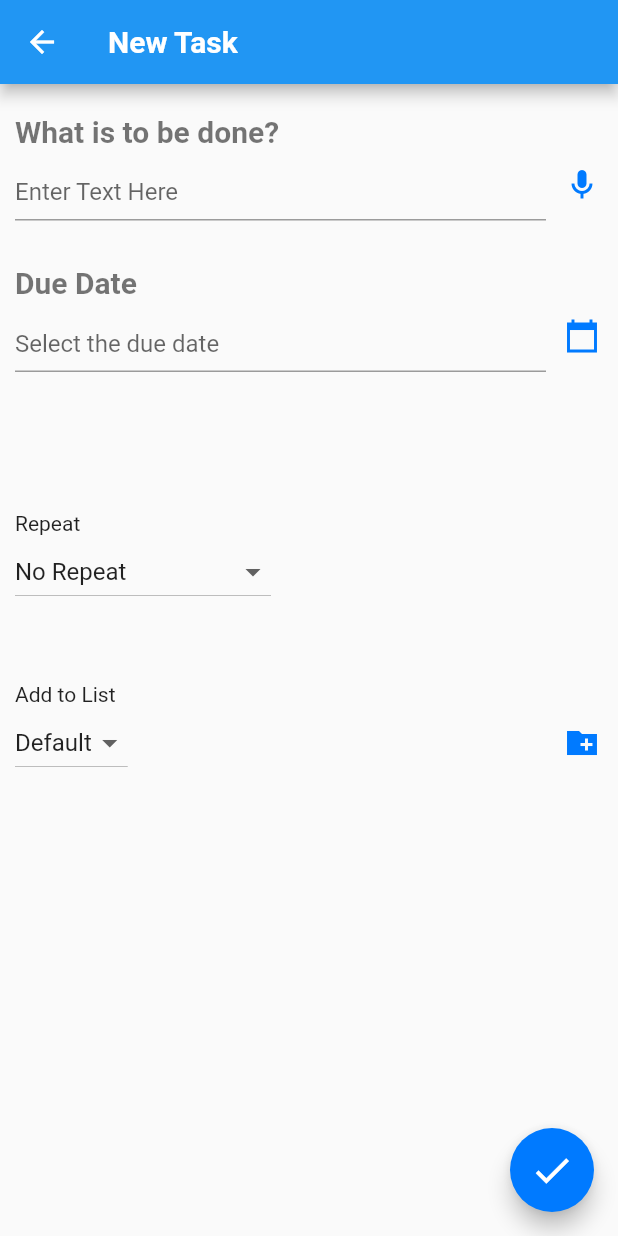
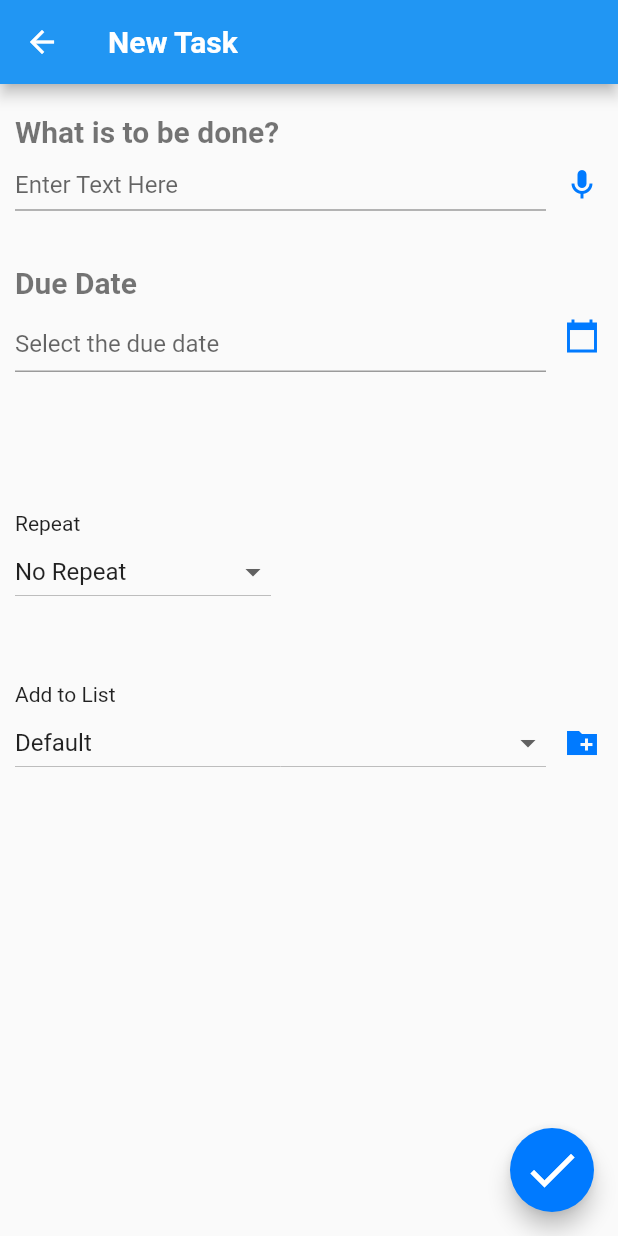
Before and after one commit to Tanay-10/ToDo-App, a Flutter app: the NewTaskScreen screen opened by its route, on a phone screen of 412 x 824 dp. Run offline on Flutter 3.47's test engine with Material 2 defaults, Android fonts, the phone set to English and light mode, and no system bars; our stand-ins replace shared_preferences, sqflite; accounts and stored records are empty.

Commit message:
Some improvements

```diff
--- a/lib/database/nativeDb.dart
+++ b/lib/database/nativeDb.dart
@@ -10,7 +10,7 @@ class NativeDatabaseService {
   static final NativeDatabaseService db = NativeDatabaseService();
 
   Database? _database;
-  String? path;
+  // String? path;
 
   Future<Database> get database async {
     if (database != null) return _database!;
--- a/lib/screens/new_task_screen.dart
+++ b/lib/screens/new_task_screen.dart
@@ -3,6 +3,9 @@ import 'package:flutter/material.dart';
 import 'package:shared_preferences/shared_preferences.dart';
 import 'package:todo/models/todo.dart';
 import 'package:intl/intl.dart';
+import 'package:todo/screens/routing.dart';
+
+import '../database/sqlite.dart';
 
 class NewTaskScreen extends StatefulWidget {
   const NewTaskScreen({Key? key}) : super(key: key);
@@ -26,6 +29,12 @@ class NewTaskScreen extends StatefulWidget {
 }
 
 class _NewTaskScreenState extends State<NewTaskScreen> {
+  String? taskName = "";
+  String dateString = "";
+  DateTime? selectedDate;
+  TimeOfDay? selectedTime;
+  int? selectedTaskListId;
+
   String themeTag = "white";
 
   DateTime? date = null;
@@ -187,11 +196,24 @@ class _NewTaskScreenState extends State<NewTaskScreen> {
           backgroundColor: CupertinoColors.systemBlue,
           child: Icon(
             Icons.check,
-            size: 30,
+            size: 40,
           ),
-          onPressed: () {
-            print("ToDo saved");
-            Navigator.pop(context, true);
+          onPressed: () async {
+            print("ToDo task saved");
+            // Map<String, dynamic> task = {
+            //   "taskListID": selectedTaskListId,
+            //   "parentTaskID": null,
+            //   "taskName": taskName,
+            //   "deadlineDate": selectedDate == null
+            //       ? null
+            //       : selectedDate!.millisecondsSinceEpoch,
+            //   // "deadlineTime":
+            //   //     selectedTime == null ? null : intFromTimeOfDay(selectedTime),
+            //   "isFinished": 0,
+            //   "isRepeated": 0
+            // };
+            // int? taskId = await SqliteDB.insertTask(task);
+            Navigator.pushNamed(context, homeScreenId);
           }),
       appBar: AppBar(
         title: Text(
@@ -219,8 +241,12 @@ class _NewTaskScreenState extends State<NewTaskScreen> {
               children: [
                 Flexible(
                   child: TextField(
+                    onChanged: (String? value) {
+                      taskName = value ?? taskName;
+                    },
                     decoration: InputDecoration(
                       hintText: "Enter Text Here",
+                      isDense: true,
                     ),
                     textAlignVertical: TextAlignVertical.bottom,
                     autofocus: false,
@@ -378,9 +404,13 @@ class _NewTaskScreenState extends State<NewTaskScreen> {
             ),
             Text("Add to List"),
             Row(
-              mainAxisAlignment: MainAxisAlignment.spaceBetween,
+              // mainAxisAlignment: MainAxisAlignment.spaceBetween,
               children: [
-                DropdownButton<String>(
+                Flexible(
+                  flex: 1,
+                  fit: FlexFit.values[1],
+                  child: DropdownButton<String>(
+                    isExpanded: true,
                     items: dropdownListCreator(listOptions),
                     onChanged: (String? chosenValue) {
                       // print(chosenValue);
@@ -398,9 +428,13 @@ class _NewTaskScreenState extends State<NewTaskScreen> {
                         ? defaultOption
                         : listController.text,
                   ),
-                CustomIconButton(
+                ),
+                Flexible(
+                  flex: 0,
+                  child: CustomIconButton(
                     iconData: Icons.create_new_folder_sharp,
                     onPressed: createDialog,
+                  ),
                 ),
               ],
             ),
@@ -409,6 +443,11 @@ class _NewTaskScreenState extends State<NewTaskScreen> {
       ),
     );
   }
+
+  // intFromTimeOfDay(TimeOfDay? timeToConvert) {
+  //   int convertedTime = timeToConvert!.hour * 60 + timeToConvert!.minute;
+  //   return convertedTime;
+  // }
 }
 
 class CustomIconButton extends StatelessWidget {
--- a/pubspec.yaml
+++ b/pubspec.yaml
@@ -32,7 +32,7 @@ dependencies:
   share:
   shared_preferences:
   intl:
-  sqflite:
+#  sqflite:
 
   # The following adds the Cupertino Icons font to your application.
   # Use with the CupertinoIcons class for iOS style icons.
```
Also changed, not shown: pubspec.lock. Lines whose indentation alone changed are shown as unchanged.
